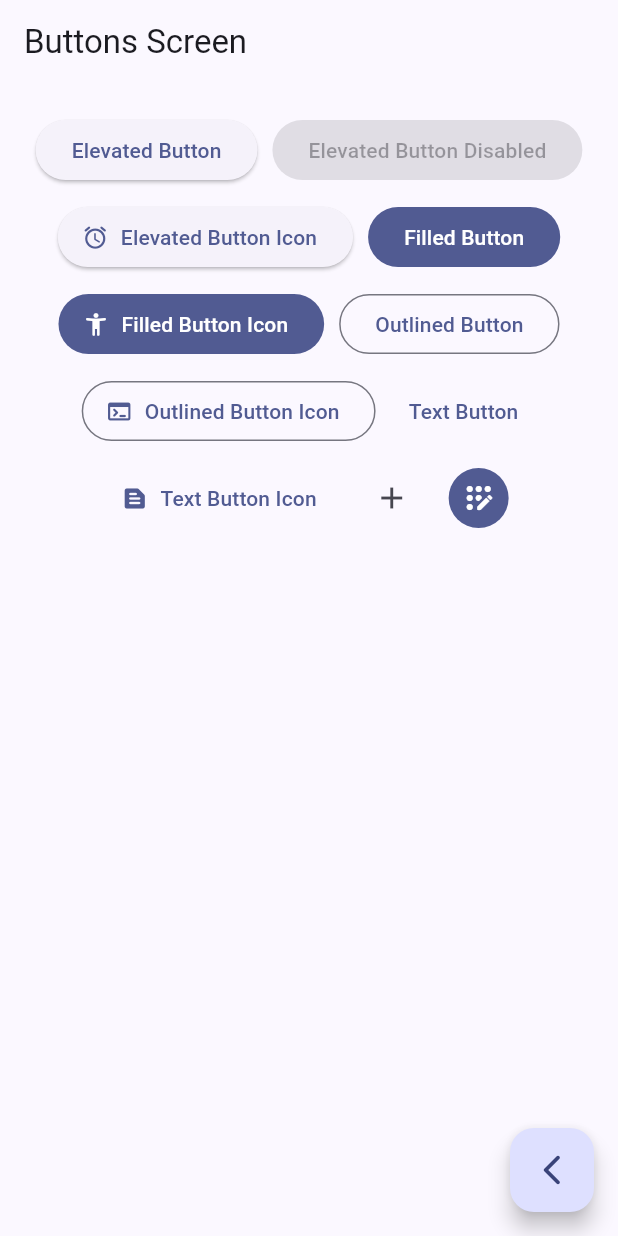
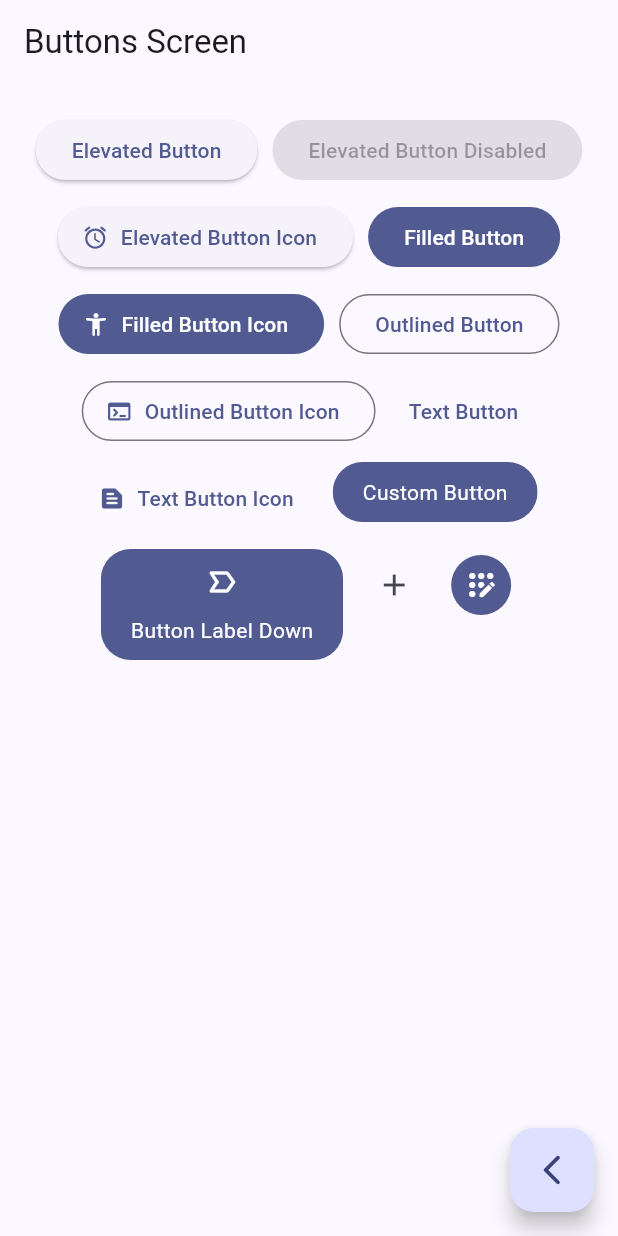
Before and after one commit to Losajhonny/flutter_app_widgets, a Flutter app: the ButtonScreen screen opened by its route, on a phone screen of 412 x 824 dp. Run offline on Flutter 3.47's test engine with Material 3 defaults, Android fonts, the phone set to English and light mode, and no system bars; our stand-ins replace go_router.

Commit message:
feat: Variedad de botones en buttonsScreen

```diff
--- /dev/null
+++ b/lib/presentation/screens/buttons/button_label_down.dart
@@ -0,0 +1,42 @@
+import 'package:flutter/material.dart';
+
+class ButtonLabelDown extends StatelessWidget {
+  const ButtonLabelDown({
+    super.key,
+    this.label,
+    this.icon,
+    this.onPressed,
+  });
+
+  final String? label;
+  final Widget? icon;
+  final Function? onPressed;
+
+  @override
+  Widget build(BuildContext context) {
+    final colors = Theme.of(context).colorScheme;
+
+    return ClipRRect(
+      borderRadius: BorderRadius.circular(20),
+      child: Material(
+        color: colors.primary,
+        child: InkWell(
+          onTap: onPressed as void Function()?,
+          child: Padding(
+            padding: const EdgeInsets.symmetric(horizontal: 20, vertical: 10),
+            child: Column(
+              children: [
+                icon ?? const SizedBox(),
+                const SizedBox(height: 10),
+                Text(
+                  label ?? "",
+                  style: const TextStyle(color: Colors.white),
+                ),
+              ],
+            ),
+          ),
+        ),
+      ),
+    );
+  }
+}
--- /dev/null
+++ b/lib/presentation/screens/buttons/buttons.dart
@@ -0,0 +1,2 @@
+export 'package:app_widgets/presentation/screens/buttons/custom_button.dart';
+export 'package:app_widgets/presentation/screens/buttons/button_label_down.dart';
--- a/lib/presentation/screens/buttons/buttons_screen.dart
+++ b/lib/presentation/screens/buttons/buttons_screen.dart
@@ -1,3 +1,4 @@
+import 'package:app_widgets/presentation/screens/buttons/buttons.dart';
 import 'package:flutter/material.dart';
 import 'package:go_router/go_router.dart';
 
@@ -25,7 +26,6 @@ class ButtonScreen extends StatelessWidget {
 class _ButtonsView extends StatelessWidget {
   @override
   Widget build(BuildContext context) {
-
     final colors = Theme.of(context).colorScheme;
 
     return SizedBox(
@@ -50,7 +50,6 @@ class _ButtonsView extends StatelessWidget {
               icon: const Icon(Icons.access_alarm_rounded),
               label: const Text("Elevated Button Icon"),
             ),
-
             FilledButton(
               onPressed: () {},
               child: const Text("Filled Button"),
@@ -60,7 +59,6 @@ class _ButtonsView extends StatelessWidget {
               icon: const Icon(Icons.accessibility_new_rounded),
               label: const Text("Filled Button Icon"),
             ),
-
             OutlinedButton(
               onPressed: () {},
               child: const Text("Outlined Button"),
@@ -70,7 +68,6 @@ class _ButtonsView extends StatelessWidget {
               icon: const Icon(Icons.terminal_rounded),
               label: const Text("Outlined Button Icon"),
             ),
-
             TextButton(
               onPressed: () {},
               child: const Text("Text Button"),
@@ -80,9 +77,22 @@ class _ButtonsView extends StatelessWidget {
               icon: const Icon(Icons.text_snippet_rounded),
               label: const Text("Text Button Icon"),
             ),
-
-            // TODO: Custom button
-
+            CustomButton(
+              onPressed: () {
+                debugPrint("Custom Button");
+              },
+              text: "Custom Button",
+            ),
+            ButtonLabelDown(
+              label: "Button Label Down",
+              icon: const Icon(
+                Icons.label_important_outline_rounded,
+                color: Colors.white,
+              ),
+              onPressed: () {
+                debugPrint("Button Label Down");
+              },
+            ),
             IconButton(
               onPressed: () {},
               icon: const Icon(Icons.add),
--- /dev/null
+++ b/lib/presentation/screens/buttons/custom_button.dart
@@ -0,0 +1,42 @@
+import 'package:flutter/material.dart';
+
+class CustomButton extends StatelessWidget {
+
+  const CustomButton({super.key,
+    required this.text,
+    this.onPressed,
+  });
+
+  final String text;
+  final Function? onPressed;
+
+  @override
+  Widget build(BuildContext context) {
+    final colors = Theme.of(context).colorScheme;
+
+    return ClipRRect(
+      borderRadius: BorderRadius.circular(20),
+      child: Material(
+        color: colors.primary,
+        child: InkWell(
+          // focusColor: Colors.green,
+          // splashColor: Colors.amber,
+          // highlightColor: Colors.red,
+
+          focusColor: Colors.green,
+          splashColor: Colors.grey.withOpacity(0.4),
+          highlightColor: colors.primary.withOpacity(0.1),
+
+          onTap: onPressed as void Function()?,
+          child: Padding(
+            padding: const EdgeInsets.symmetric(horizontal: 20, vertical: 10),
+            child: Text(
+              text,
+              style: const TextStyle(color: Colors.white),
+            ),
+          ),
+        ),
+      ),
+    );
+  }
+}
```
